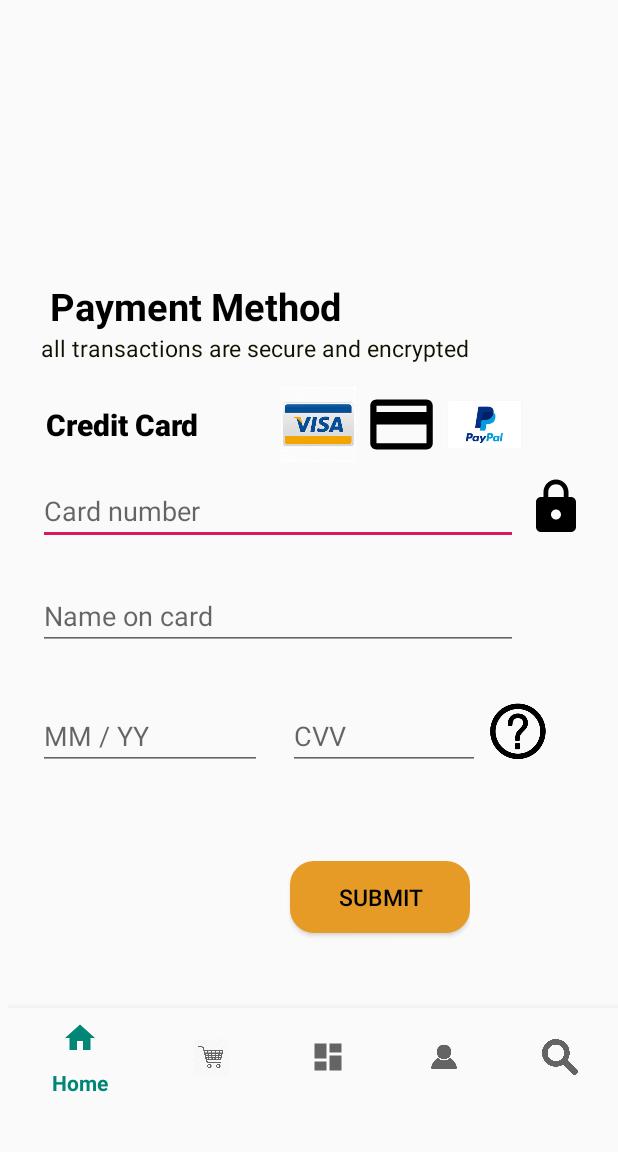
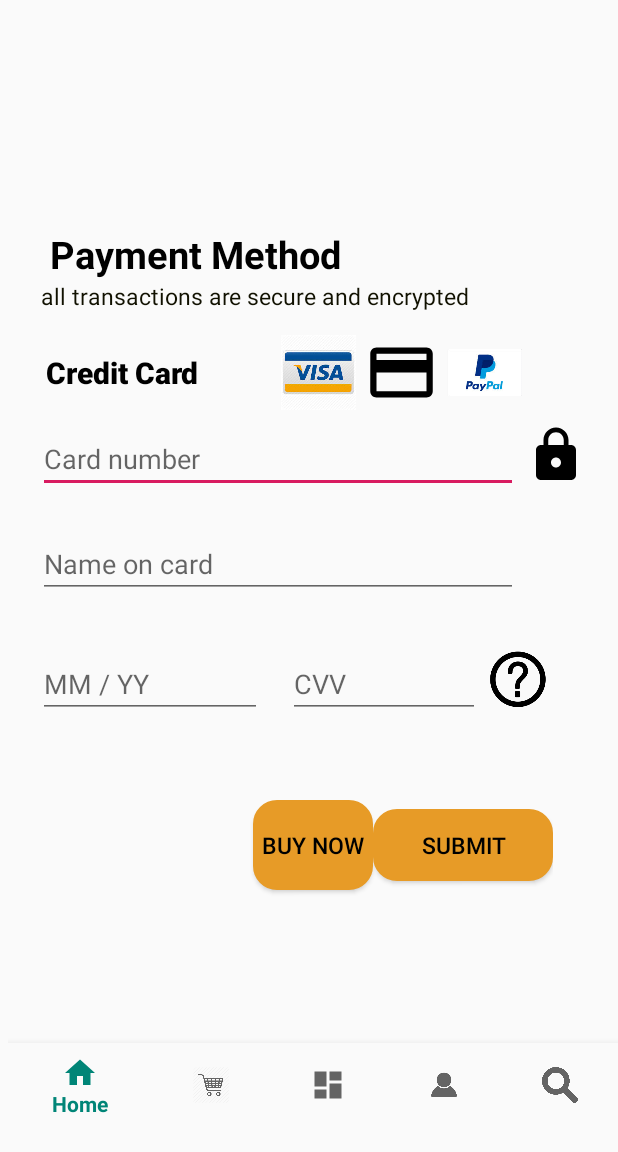
Before and after one commit to dialaizzeldeen/SLS-project, an Android app: the bankInfo screen opened directly, with no data from a screen before it, on a phone screen of 412 x 824 dp. Shown: the top 1152 px of the screen. Run offline under Robolectric (Android 15) with nearby library versions, the phone set to English and light mode, and no system bars; our stand-ins replace Volley; network calls fail; 3 statements that could not run were skipped.

Commit message:
Merge branch 'master' of https://github.com/dialaizzeldeen/SLS-project
# Conflicts:
#	app/src/main/java/com/example/seamlessshopping/questions.java

```diff
--- a/app/src/main/java/com/example/seamlessshopping/profilecategory.java
+++ b/app/src/main/java/com/example/seamlessshopping/profilecategory.java
@@ -49,6 +49,7 @@ public class profilecategory extends AppCompatActivity implements  BottomNavigat
         pymentPage.setOnClickListener(new View.OnClickListener() {
             public void onClick(View v) {
                 Intent i= new Intent(getApplicationContext(),bankInfo.class);
+                i.putExtra("viewkey","ee");
                 startActivity(i);
             }});
         historyPage.setOnClickListener(new View.OnClickListener() {
--- a/app/src/main/java/com/example/seamlessshopping/questions.java
+++ b/app/src/main/java/com/example/seamlessshopping/questions.java
@@ -605,6 +605,7 @@ besttimeview.setText(lowtime);
                         int totalsum = getIntent().getIntExtra("totalsum", 0);
                         Toast.makeText(getApplicationContext(), "eee" + totalsum, Toast.LENGTH_LONG).show();
                         i.putExtra("totalsum", totalsum);
+                        i.putExtra("Bankkey","buy");
                         startActivity(i);
                     }
                 });
--- a/app/src/main/res/layout/activity_bank_info.xml
+++ b/app/src/main/res/layout/activity_bank_info.xml
@@ -6,7 +6,7 @@
 
     android:layout_height="wrap_content"
     android:layout_gravity="center_vertical"
-    android:layout_marginTop="50dp"
+    android:layout_marginTop="40dp"
     android:layout_weight="8"
 android:layout_marginLeft="5dp"
     android:background="#00000000"
@@ -15,7 +15,7 @@ android:layout_marginLeft="5dp"
 
     <LinearLayout
         android:layout_width="wrap_content"
-        android:layout_height="485dp"
+        android:layout_height="543dp"
         android:layout_marginLeft="10dp"
 
         android:layout_weight="7"
@@ -169,8 +169,8 @@ android:layout_marginLeft="5dp"
                     android:layout_width="230dp"
                     android:layout_height="wrap_content"
                     android:ems="10"
+                    android:inputType="text"
                     android:text="Enter date "
-                    android:inputType="text"
                     android:textColor="#FF1100"
                     android:textSize="18dp" />
             </LinearLayout>
@@ -209,10 +209,11 @@ android:layout_marginLeft="5dp"
 
         <LinearLayout
             android:layout_width="wrap_content"
+            android:layout_height="wrap_content"
+            android:layout_gravity="center"
             android:layout_marginTop="20dp"
-android:layout_gravity="center"
-    android:orientation="horizontal"
-    android:layout_height="wrap_content">
+            android:orientation="horizontal">
+
             <Button
                 android:id="@+id/delete"
                 android:layout_width="80dp"
@@ -224,6 +225,21 @@ android:layout_gravity="center"
 
                 android:textColor="#000000"
                 android:textSize="15dp" />
+
+            <Button
+                android:id="@+id/buynow"
+                android:layout_width="80dp"
+                android:layout_height="60dp"
+                android:layout_gravity="center"
+                android:layout_marginLeft="30dp"
+                android:background="@drawable/button"
+                android:onClick="onbuy"
+
+                android:text="Buy now"
+
+                android:textColor="#000000"
+                android:textSize="15dp" />
+
             <Button
                 android:id="@+id/submit"
                 android:layout_width="120dp"
@@ -236,7 +252,6 @@ android:layout_gravity="center"
                 android:textSize="15dp" />
 
 
-
         </LinearLayout>
 
     </LinearLayout>
@@ -245,7 +260,7 @@ android:layout_gravity="center"
         android:id="@+id/navigation"
         android:layout_width="match_parent"
 
-        android:layout_height="65dp"
+        android:layout_height="wrap_content"
         android:layout_alignParentBottom="true"
         android:layout_gravity="bottom"
         android:layout_weight="1"
--- a/app/src/main/res/layout/activity_questions.xml
+++ b/app/src/main/res/layout/activity_questions.xml
@@ -15,7 +15,7 @@
         android:layout_width="wrap_content"
         android:layout_height="wrap_content"
         android:layout_gravity="center"
-        android:layout_marginTop="40dp"
+        android:layout_marginTop="50dp"
         android:layout_weight="2"
         android:orientation="horizontal">
 
@@ -38,7 +38,7 @@
         android:layout_width="wrap_content"
         android:layout_height="318dp"
         android:layout_gravity="center"
-        android:layout_marginTop="15dp"
+        android:layout_marginTop="10dp"
         android:layout_weight="8"
         android:orientation="vertical">
 
```
Also changed, not shown: app/src/main/java/com/example/seamlessshopping/bankInfo.java (+49 -6 lines), app/src/main/res/drawable/face.png (added). Lines whose indentation alone changed are shown as unchanged.
